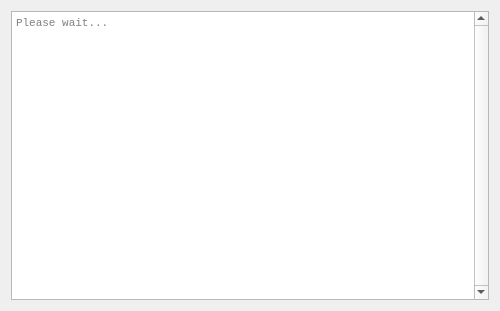
This is projects/videoclient/src/startup/ts3videostartuplogic.ui in mfreiholz/ts3video as Qt 5 draws it before an edit. The edited form follows.
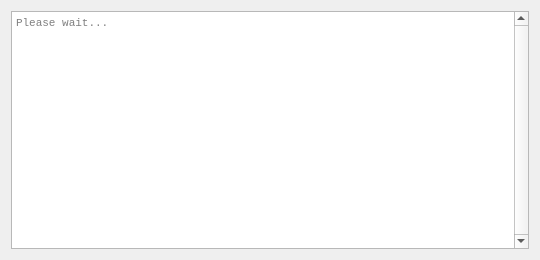
This is the edited form.

Commit message: Updates size of startup logic dialog.

```diff
--- a/projects/videoclient/src/startup/ts3videostartuplogic.ui
+++ b/projects/videoclient/src/startup/ts3videostartuplogic.ui
@@ -6,8 +6,8 @@
    <rect>
     <x>0</x>
     <y>0</y>
-    <width>500</width>
-    <height>311</height>
+    <width>540</width>
+    <height>260</height>
    </rect>
   </property>
   <layout class="QVBoxLayout">
```
